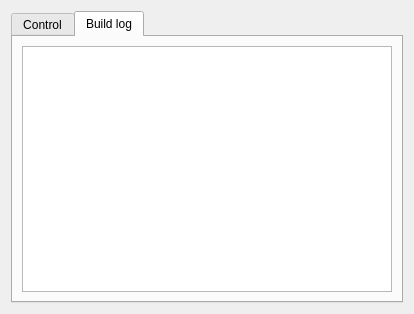
Kicer86/builder, file widgets/projectinfowidget.ui: the form before one commit.
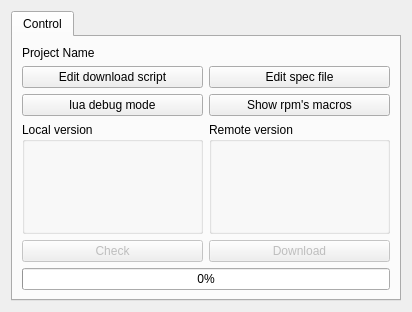
The form after the commit. The open tabs and pages were chosen to show the change.

Commit message: Usunięcie tabki z logami budowanie

```diff
--- a/widgets/projectinfowidget.ui
+++ b/widgets/projectinfowidget.ui
@@ -6,8 +6,8 @@
    <rect>
     <x>0</x>
     <y>0</y>
-    <width>414</width>
-    <height>314</height>
+    <width>412</width>
+    <height>312</height>
    </rect>
   </property>
   <property name="sizePolicy">
@@ -194,20 +194,6 @@
        </item>
       </layout>
      </widget>
-     <widget class="QWidget" name="buildLogTab">
-      <attribute name="title">
-       <string>Build log</string>
-      </attribute>
-      <layout class="QVBoxLayout" name="verticalLayout" stretch="0">
-       <item>
-        <widget class="QPlainTextEdit" name="buildMessages">
-         <property name="readOnly">
-          <bool>true</bool>
-         </property>
-        </widget>
-       </item>
-      </layout>
-     </widget>
     </widget>
    </item>
   </layout>
```
The commit also changes 2 other files.
